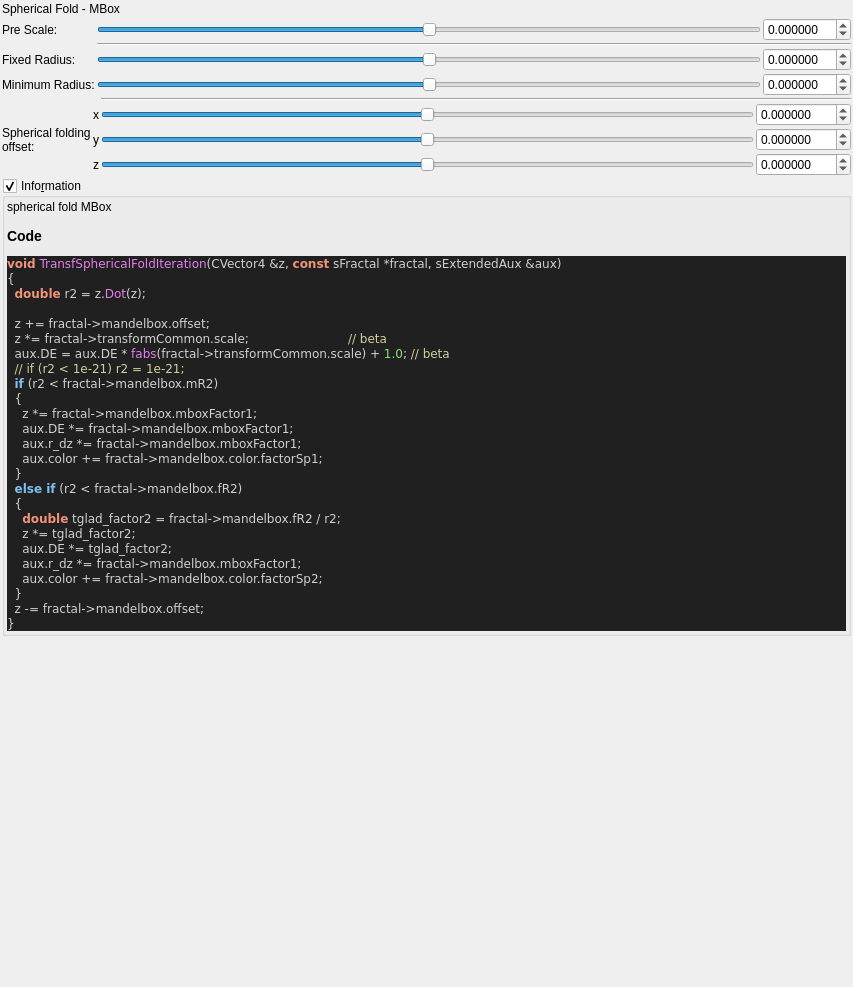
Before: the Qt Designer form mandelbulber2/formula/ui/fractal_transf_spherical_fold.ui in buddhi1980/mandelbulber2, drawn with Qt 5.
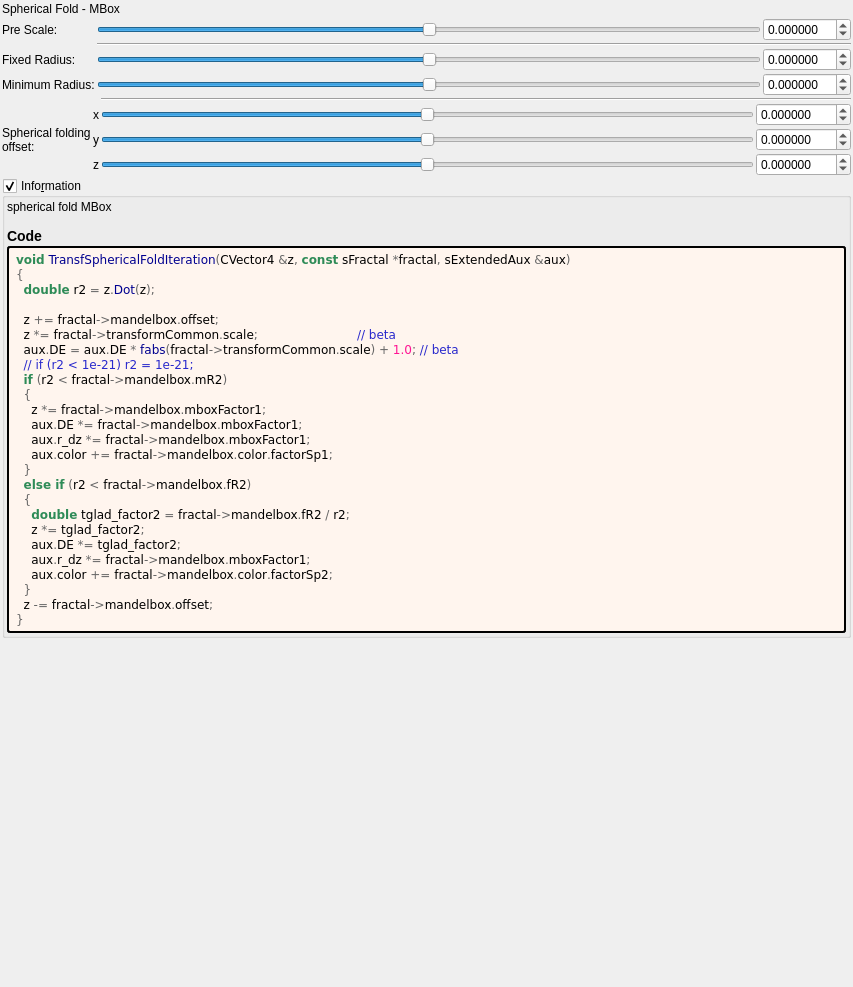
After: the same form once the commit is applied. Custom widgets are drawn as their Qt base class.

Diff of the .ui file:
```diff
--- a/mandelbulber2/formula/ui/fractal_transf_spherical_fold.ui
+++ b/mandelbulber2/formula/ui/fractal_transf_spherical_fold.ui
@@ -475,37 +475,52 @@
        <number>2</number>
       </property>
       <item>
-       <widget class="QLabel" name="label_code_content">
+	   <widget class="QLabel" name="label_information_general">
         <property name="text">
          <string notr="true">&lt;p&gt;spherical fold MBox&lt;/p&gt;&lt;table&gt;
 &lt;/table&gt;
-&lt;h3&gt;Code&lt;/h3&gt;
-&lt;body style=&quot;background-color:#202020&quot;&gt;
-&lt;pre style=&quot;color:#d0d0d0; background-color:#202020;  font-family:'Courier New',monospace;&quot;&gt;&lt;span style=&quot;color:#f09479; font-weight:bold&quot;&gt;void&lt;/span&gt; &lt;span style=&quot;color:#e47eed&quot;&gt;TransfSphericalFoldIteration&lt;/span&gt;&lt;span style=&quot;color:#d0d0d0&quot;&gt;(&lt;/span&gt;CVector4 &lt;span style=&quot;color:#d0d0d0&quot;&gt;&amp;amp;&lt;/span&gt;z&lt;span style=&quot;color:#d0d0d0&quot;&gt;,&lt;/span&gt; &lt;span style=&quot;color:#f09479; font-weight:bold&quot;&gt;const&lt;/span&gt; sFractal &lt;span style=&quot;color:#d0d0d0&quot;&gt;*&lt;/span&gt;fractal&lt;span style=&quot;color:#d0d0d0&quot;&gt;,&lt;/span&gt; sExtendedAux &lt;span style=&quot;color:#d0d0d0&quot;&gt;&amp;amp;&lt;/span&gt;aux&lt;span style=&quot;color:#d0d0d0&quot;&gt;)&lt;/span&gt;
-&lt;span style=&quot;color:#d0d0d0&quot;&gt;{&lt;/span&gt;
-  &lt;span style=&quot;color:#f09479; font-weight:bold&quot;&gt;double&lt;/span&gt; r2 &lt;span style=&quot;color:#d0d0d0&quot;&gt;=&lt;/span&gt; z&lt;span style=&quot;color:#d0d0d0&quot;&gt;.&lt;/span&gt;&lt;span style=&quot;color:#e47eed&quot;&gt;Dot&lt;/span&gt;&lt;span style=&quot;color:#d0d0d0&quot;&gt;(&lt;/span&gt;z&lt;span style=&quot;color:#d0d0d0&quot;&gt;);&lt;/span&gt;
+&lt;h3&gt;Code&lt;/h3&gt;</string>
+		</property>
+		<property name="wordWrap">
+		 <bool>true</bool>
+		</property>
+		<property name="openExternalLinks">
+		 <bool>true</bool>
+		</property>
+		<property name="textInteractionFlags">
+		 <set>Qt::LinksAccessibleByMouse|Qt::TextSelectableByMouse</set>
+		</property>
+		</widget>
+	   </item>
+	   <item>
+	    <widget class="QLabel" name="label_code_content">
+		 <property name="text">
+		  <string notr="true">&lt;body style=&quot;background-color:#fff5ee&quot;&gt;
+&lt;pre style=&quot;color:#000000; background-color:#fff5ee;  font-family:'Courier New',monospace;&quot;&gt;&lt;span style=&quot;color:#2e8b57; font-weight:bold&quot;&gt;void&lt;/span&gt; &lt;span style=&quot;color:#00008f&quot;&gt;TransfSphericalFoldIteration&lt;/span&gt;&lt;span style=&quot;color:#676767&quot;&gt;(&lt;/span&gt;CVector4 &lt;span style=&quot;color:#676767&quot;&gt;&amp;amp;&lt;/span&gt;z&lt;span style=&quot;color:#676767&quot;&gt;,&lt;/span&gt; &lt;span style=&quot;color:#2e8b57; font-weight:bold&quot;&gt;const&lt;/span&gt; sFractal &lt;span style=&quot;color:#676767&quot;&gt;*&lt;/span&gt;fractal&lt;span style=&quot;color:#676767&quot;&gt;,&lt;/span&gt; sExtendedAux &lt;span style=&quot;color:#676767&quot;&gt;&amp;amp;&lt;/span&gt;aux&lt;span style=&quot;color:#676767&quot;&gt;)&lt;/span&gt;
+&lt;span style=&quot;color:#676767&quot;&gt;{&lt;/span&gt;
+  &lt;span style=&quot;color:#2e8b57; font-weight:bold&quot;&gt;double&lt;/span&gt; r2 &lt;span style=&quot;color:#676767&quot;&gt;=&lt;/span&gt; z&lt;span style=&quot;color:#676767&quot;&gt;.&lt;/span&gt;&lt;span style=&quot;color:#00008f&quot;&gt;Dot&lt;/span&gt;&lt;span style=&quot;color:#676767&quot;&gt;(&lt;/span&gt;z&lt;span style=&quot;color:#676767&quot;&gt;);&lt;/span&gt;
 
-  z &lt;span style=&quot;color:#d0d0d0&quot;&gt;+=&lt;/span&gt; fractal&lt;span style=&quot;color:#d0d0d0&quot;&gt;-&amp;gt;&lt;/span&gt;mandelbox&lt;span style=&quot;color:#d0d0d0&quot;&gt;.&lt;/span&gt;offset&lt;span style=&quot;color:#d0d0d0&quot;&gt;;&lt;/span&gt;
-  z &lt;span style=&quot;color:#d0d0d0&quot;&gt;*=&lt;/span&gt; fractal&lt;span style=&quot;color:#d0d0d0&quot;&gt;-&amp;gt;&lt;/span&gt;transformCommon&lt;span style=&quot;color:#d0d0d0&quot;&gt;.&lt;/span&gt;scale&lt;span style=&quot;color:#d0d0d0&quot;&gt;;&lt;/span&gt;                          &lt;span style=&quot;color:#d0d0a0&quot;&gt;// beta&lt;/span&gt;
-  aux&lt;span style=&quot;color:#d0d0d0&quot;&gt;.&lt;/span&gt;DE &lt;span style=&quot;color:#d0d0d0&quot;&gt;=&lt;/span&gt; aux&lt;span style=&quot;color:#d0d0d0&quot;&gt;.&lt;/span&gt;DE &lt;span style=&quot;color:#d0d0d0&quot;&gt;*&lt;/span&gt; &lt;span style=&quot;color:#e47eed&quot;&gt;fabs&lt;/span&gt;&lt;span style=&quot;color:#d0d0d0&quot;&gt;(&lt;/span&gt;fractal&lt;span style=&quot;color:#d0d0d0&quot;&gt;-&amp;gt;&lt;/span&gt;transformCommon&lt;span style=&quot;color:#d0d0d0&quot;&gt;.&lt;/span&gt;scale&lt;span style=&quot;color:#d0d0d0&quot;&gt;) +&lt;/span&gt; &lt;span style=&quot;color:#87df71&quot;&gt;1.0&lt;/span&gt;&lt;span style=&quot;color:#d0d0d0&quot;&gt;;&lt;/span&gt; &lt;span style=&quot;color:#d0d0a0&quot;&gt;// beta&lt;/span&gt;
-  &lt;span style=&quot;color:#d0d0a0&quot;&gt;// if (r2 &amp;lt; 1e-21) r2 = 1e-21;&lt;/span&gt;
-  &lt;span style=&quot;color:#7ec0ee; font-weight:bold&quot;&gt;if&lt;/span&gt; &lt;span style=&quot;color:#d0d0d0&quot;&gt;(&lt;/span&gt;r2 &lt;span style=&quot;color:#d0d0d0&quot;&gt;&amp;lt;&lt;/span&gt; fractal&lt;span style=&quot;color:#d0d0d0&quot;&gt;-&amp;gt;&lt;/span&gt;mandelbox&lt;span style=&quot;color:#d0d0d0&quot;&gt;.&lt;/span&gt;mR2&lt;span style=&quot;color:#d0d0d0&quot;&gt;)&lt;/span&gt;
-  &lt;span style=&quot;color:#d0d0d0&quot;&gt;{&lt;/span&gt;
-    z &lt;span style=&quot;color:#d0d0d0&quot;&gt;*=&lt;/span&gt; fractal&lt;span style=&quot;color:#d0d0d0&quot;&gt;-&amp;gt;&lt;/span&gt;mandelbox&lt;span style=&quot;color:#d0d0d0&quot;&gt;.&lt;/span&gt;mboxFactor1&lt;span style=&quot;color:#d0d0d0&quot;&gt;;&lt;/span&gt;
-    aux&lt;span style=&quot;color:#d0d0d0&quot;&gt;.&lt;/span&gt;DE &lt;span style=&quot;color:#d0d0d0&quot;&gt;*=&lt;/span&gt; fractal&lt;span style=&quot;color:#d0d0d0&quot;&gt;-&amp;gt;&lt;/span&gt;mandelbox&lt;span style=&quot;color:#d0d0d0&quot;&gt;.&lt;/span&gt;mboxFactor1&lt;span style=&quot;color:#d0d0d0&quot;&gt;;&lt;/span&gt;
-    aux&lt;span style=&quot;color:#d0d0d0&quot;&gt;.&lt;/span&gt;r_dz &lt;span style=&quot;color:#d0d0d0&quot;&gt;*=&lt;/span&gt; fractal&lt;span style=&quot;color:#d0d0d0&quot;&gt;-&amp;gt;&lt;/span&gt;mandelbox&lt;span style=&quot;color:#d0d0d0&quot;&gt;.&lt;/span&gt;mboxFactor1&lt;span style=&quot;color:#d0d0d0&quot;&gt;;&lt;/span&gt;
-    aux&lt;span style=&quot;color:#d0d0d0&quot;&gt;.&lt;/span&gt;color &lt;span style=&quot;color:#d0d0d0&quot;&gt;+=&lt;/span&gt; fractal&lt;span style=&quot;color:#d0d0d0&quot;&gt;-&amp;gt;&lt;/span&gt;mandelbox&lt;span style=&quot;color:#d0d0d0&quot;&gt;.&lt;/span&gt;color&lt;span style=&quot;color:#d0d0d0&quot;&gt;.&lt;/span&gt;factorSp1&lt;span style=&quot;color:#d0d0d0&quot;&gt;;&lt;/span&gt;
-  &lt;span style=&quot;color:#d0d0d0&quot;&gt;}&lt;/span&gt;
-  &lt;span style=&quot;color:#7ec0ee; font-weight:bold&quot;&gt;else if&lt;/span&gt; &lt;span style=&quot;color:#d0d0d0&quot;&gt;(&lt;/span&gt;r2 &lt;span style=&quot;color:#d0d0d0&quot;&gt;&amp;lt;&lt;/span&gt; fractal&lt;span style=&quot;color:#d0d0d0&quot;&gt;-&amp;gt;&lt;/span&gt;mandelbox&lt;span style=&quot;color:#d0d0d0&quot;&gt;.&lt;/span&gt;fR2&lt;span style=&quot;color:#d0d0d0&quot;&gt;)&lt;/span&gt;
-  &lt;span style=&quot;color:#d0d0d0&quot;&gt;{&lt;/span&gt;
-    &lt;span style=&quot;color:#f09479; font-weight:bold&quot;&gt;double&lt;/span&gt; tglad_factor2 &lt;span style=&quot;color:#d0d0d0&quot;&gt;=&lt;/span&gt; fractal&lt;span style=&quot;color:#d0d0d0&quot;&gt;-&amp;gt;&lt;/span&gt;mandelbox&lt;span style=&quot;color:#d0d0d0&quot;&gt;.&lt;/span&gt;fR2 &lt;span style=&quot;color:#d0d0d0&quot;&gt;/&lt;/span&gt; r2&lt;span style=&quot;color:#d0d0d0&quot;&gt;;&lt;/span&gt;
-    z &lt;span style=&quot;color:#d0d0d0&quot;&gt;*=&lt;/span&gt; tglad_factor2&lt;span style=&quot;color:#d0d0d0&quot;&gt;;&lt;/span&gt;
-    aux&lt;span style=&quot;color:#d0d0d0&quot;&gt;.&lt;/span&gt;DE &lt;span style=&quot;color:#d0d0d0&quot;&gt;*=&lt;/span&gt; tglad_factor2&lt;span style=&quot;color:#d0d0d0&quot;&gt;;&lt;/span&gt;
-    aux&lt;span style=&quot;color:#d0d0d0&quot;&gt;.&lt;/span&gt;r_dz &lt;span style=&quot;color:#d0d0d0&quot;&gt;*=&lt;/span&gt; fractal&lt;span style=&quot;color:#d0d0d0&quot;&gt;-&amp;gt;&lt;/span&gt;mandelbox&lt;span style=&quot;color:#d0d0d0&quot;&gt;.&lt;/span&gt;mboxFactor1&lt;span style=&quot;color:#d0d0d0&quot;&gt;;&lt;/span&gt;
-    aux&lt;span style=&quot;color:#d0d0d0&quot;&gt;.&lt;/span&gt;color &lt;span style=&quot;color:#d0d0d0&quot;&gt;+=&lt;/span&gt; fractal&lt;span style=&quot;color:#d0d0d0&quot;&gt;-&amp;gt;&lt;/span&gt;mandelbox&lt;span style=&quot;color:#d0d0d0&quot;&gt;.&lt;/span&gt;color&lt;span style=&quot;color:#d0d0d0&quot;&gt;.&lt;/span&gt;factorSp2&lt;span style=&quot;color:#d0d0d0&quot;&gt;;&lt;/span&gt;
-  &lt;span style=&quot;color:#d0d0d0&quot;&gt;}&lt;/span&gt;
-  z &lt;span style=&quot;color:#d0d0d0&quot;&gt;-=&lt;/span&gt; fractal&lt;span style=&quot;color:#d0d0d0&quot;&gt;-&amp;gt;&lt;/span&gt;mandelbox&lt;span style=&quot;color:#d0d0d0&quot;&gt;.&lt;/span&gt;offset&lt;span style=&quot;color:#d0d0d0&quot;&gt;;&lt;/span&gt;
-&lt;span style=&quot;color:#d0d0d0&quot;&gt;}&lt;/span&gt;
+  z &lt;span style=&quot;color:#676767&quot;&gt;+=&lt;/span&gt; fractal&lt;span style=&quot;color:#676767&quot;&gt;-&amp;gt;&lt;/span&gt;mandelbox&lt;span style=&quot;color:#676767&quot;&gt;.&lt;/span&gt;offset&lt;span style=&quot;color:#676767&quot;&gt;;&lt;/span&gt;
+  z &lt;span style=&quot;color:#676767&quot;&gt;*=&lt;/span&gt; fractal&lt;span style=&quot;color:#676767&quot;&gt;-&amp;gt;&lt;/span&gt;transformCommon&lt;span style=&quot;color:#676767&quot;&gt;.&lt;/span&gt;scale&lt;span style=&quot;color:#676767&quot;&gt;;&lt;/span&gt;                          &lt;span style=&quot;color:#2929cc&quot;&gt;// beta&lt;/span&gt;
+  aux&lt;span style=&quot;color:#676767&quot;&gt;.&lt;/span&gt;DE &lt;span style=&quot;color:#676767&quot;&gt;=&lt;/span&gt; aux&lt;span style=&quot;color:#676767&quot;&gt;.&lt;/span&gt;DE &lt;span style=&quot;color:#676767&quot;&gt;*&lt;/span&gt; &lt;span style=&quot;color:#00008f&quot;&gt;fabs&lt;/span&gt;&lt;span style=&quot;color:#676767&quot;&gt;(&lt;/span&gt;fractal&lt;span style=&quot;color:#676767&quot;&gt;-&amp;gt;&lt;/span&gt;transformCommon&lt;span style=&quot;color:#676767&quot;&gt;.&lt;/span&gt;scale&lt;span style=&quot;color:#676767&quot;&gt;) +&lt;/span&gt; &lt;span style=&quot;color:#ff1493&quot;&gt;1.0&lt;/span&gt;&lt;span style=&quot;color:#676767&quot;&gt;;&lt;/span&gt; &lt;span style=&quot;color:#2929cc&quot;&gt;// beta&lt;/span&gt;
+  &lt;span style=&quot;color:#2929cc&quot;&gt;// if (r2 &amp;lt; 1e-21) r2 = 1e-21;&lt;/span&gt;
+  &lt;span style=&quot;color:#2e8b57; font-weight:bold&quot;&gt;if&lt;/span&gt; &lt;span style=&quot;color:#676767&quot;&gt;(&lt;/span&gt;r2 &lt;span style=&quot;color:#676767&quot;&gt;&amp;lt;&lt;/span&gt; fractal&lt;span style=&quot;color:#676767&quot;&gt;-&amp;gt;&lt;/span&gt;mandelbox&lt;span style=&quot;color:#676767&quot;&gt;.&lt;/span&gt;mR2&lt;span style=&quot;color:#676767&quot;&gt;)&lt;/span&gt;
+  &lt;span style=&quot;color:#676767&quot;&gt;{&lt;/span&gt;
+    z &lt;span style=&quot;color:#676767&quot;&gt;*=&lt;/span&gt; fractal&lt;span style=&quot;color:#676767&quot;&gt;-&amp;gt;&lt;/span&gt;mandelbox&lt;span style=&quot;color:#676767&quot;&gt;.&lt;/span&gt;mboxFactor1&lt;span style=&quot;color:#676767&quot;&gt;;&lt;/span&gt;
+    aux&lt;span style=&quot;color:#676767&quot;&gt;.&lt;/span&gt;DE &lt;span style=&quot;color:#676767&quot;&gt;*=&lt;/span&gt; fractal&lt;span style=&quot;color:#676767&quot;&gt;-&amp;gt;&lt;/span&gt;mandelbox&lt;span style=&quot;color:#676767&quot;&gt;.&lt;/span&gt;mboxFactor1&lt;span style=&quot;color:#676767&quot;&gt;;&lt;/span&gt;
+    aux&lt;span style=&quot;color:#676767&quot;&gt;.&lt;/span&gt;r_dz &lt;span style=&quot;color:#676767&quot;&gt;*=&lt;/span&gt; fractal&lt;span style=&quot;color:#676767&quot;&gt;-&amp;gt;&lt;/span&gt;mandelbox&lt;span style=&quot;color:#676767&quot;&gt;.&lt;/span&gt;mboxFactor1&lt;span style=&quot;color:#676767&quot;&gt;;&lt;/span&gt;
+    aux&lt;span style=&quot;color:#676767&quot;&gt;.&lt;/span&gt;color &lt;span style=&quot;color:#676767&quot;&gt;+=&lt;/span&gt; fractal&lt;span style=&quot;color:#676767&quot;&gt;-&amp;gt;&lt;/span&gt;mandelbox&lt;span style=&quot;color:#676767&quot;&gt;.&lt;/span&gt;color&lt;span style=&quot;color:#676767&quot;&gt;.&lt;/span&gt;factorSp1&lt;span style=&quot;color:#676767&quot;&gt;;&lt;/span&gt;
+  &lt;span style=&quot;color:#676767&quot;&gt;}&lt;/span&gt;
+  &lt;span style=&quot;color:#2e8b57; font-weight:bold&quot;&gt;else if&lt;/span&gt; &lt;span style=&quot;color:#676767&quot;&gt;(&lt;/span&gt;r2 &lt;span style=&quot;color:#676767&quot;&gt;&amp;lt;&lt;/span&gt; fractal&lt;span style=&quot;color:#676767&quot;&gt;-&amp;gt;&lt;/span&gt;mandelbox&lt;span style=&quot;color:#676767&quot;&gt;.&lt;/span&gt;fR2&lt;span style=&quot;color:#676767&quot;&gt;)&lt;/span&gt;
+  &lt;span style=&quot;color:#676767&quot;&gt;{&lt;/span&gt;
+    &lt;span style=&quot;color:#2e8b57; font-weight:bold&quot;&gt;double&lt;/span&gt; tglad_factor2 &lt;span style=&quot;color:#676767&quot;&gt;=&lt;/span&gt; fractal&lt;span style=&quot;color:#676767&quot;&gt;-&amp;gt;&lt;/span&gt;mandelbox&lt;span style=&quot;color:#676767&quot;&gt;.&lt;/span&gt;fR2 &lt;span style=&quot;color:#676767&quot;&gt;/&lt;/span&gt; r2&lt;span style=&quot;color:#676767&quot;&gt;;&lt;/span&gt;
+    z &lt;span style=&quot;color:#676767&quot;&gt;*=&lt;/span&gt; tglad_factor2&lt;span style=&quot;color:#676767&quot;&gt;;&lt;/span&gt;
+    aux&lt;span style=&quot;color:#676767&quot;&gt;.&lt;/span&gt;DE &lt;span style=&quot;color:#676767&quot;&gt;*=&lt;/span&gt; tglad_factor2&lt;span style=&quot;color:#676767&quot;&gt;;&lt;/span&gt;
+    aux&lt;span style=&quot;color:#676767&quot;&gt;.&lt;/span&gt;r_dz &lt;span style=&quot;color:#676767&quot;&gt;*=&lt;/span&gt; fractal&lt;span style=&quot;color:#676767&quot;&gt;-&amp;gt;&lt;/span&gt;mandelbox&lt;span style=&quot;color:#676767&quot;&gt;.&lt;/span&gt;mboxFactor1&lt;span style=&quot;color:#676767&quot;&gt;;&lt;/span&gt;
+    aux&lt;span style=&quot;color:#676767&quot;&gt;.&lt;/span&gt;color &lt;span style=&quot;color:#676767&quot;&gt;+=&lt;/span&gt; fractal&lt;span style=&quot;color:#676767&quot;&gt;-&amp;gt;&lt;/span&gt;mandelbox&lt;span style=&quot;color:#676767&quot;&gt;.&lt;/span&gt;color&lt;span style=&quot;color:#676767&quot;&gt;.&lt;/span&gt;factorSp2&lt;span style=&quot;color:#676767&quot;&gt;;&lt;/span&gt;
+  &lt;span style=&quot;color:#676767&quot;&gt;}&lt;/span&gt;
+  z &lt;span style=&quot;color:#676767&quot;&gt;-=&lt;/span&gt; fractal&lt;span style=&quot;color:#676767&quot;&gt;-&amp;gt;&lt;/span&gt;mandelbox&lt;span style=&quot;color:#676767&quot;&gt;.&lt;/span&gt;offset&lt;span style=&quot;color:#676767&quot;&gt;;&lt;/span&gt;
+&lt;span style=&quot;color:#676767&quot;&gt;}&lt;/span&gt;
 &lt;/pre&gt;
 &lt;/body&gt;</string>
         </property>
@@ -518,6 +533,9 @@
         <property name="textInteractionFlags">
          <set>Qt::LinksAccessibleByMouse|Qt::TextSelectableByMouse</set>
         </property>
+		 <property name="styleSheet">
+		  <string notr="true">border-style: outset; border-width: 2px; border-radius: 3px; border-color: black; background-color: #fff5ee; padding: 4px;</string>
+		  </property>
        </widget>
       </item>
      </layout>
```
Lines whose indentation alone changed are shown as unchanged.
